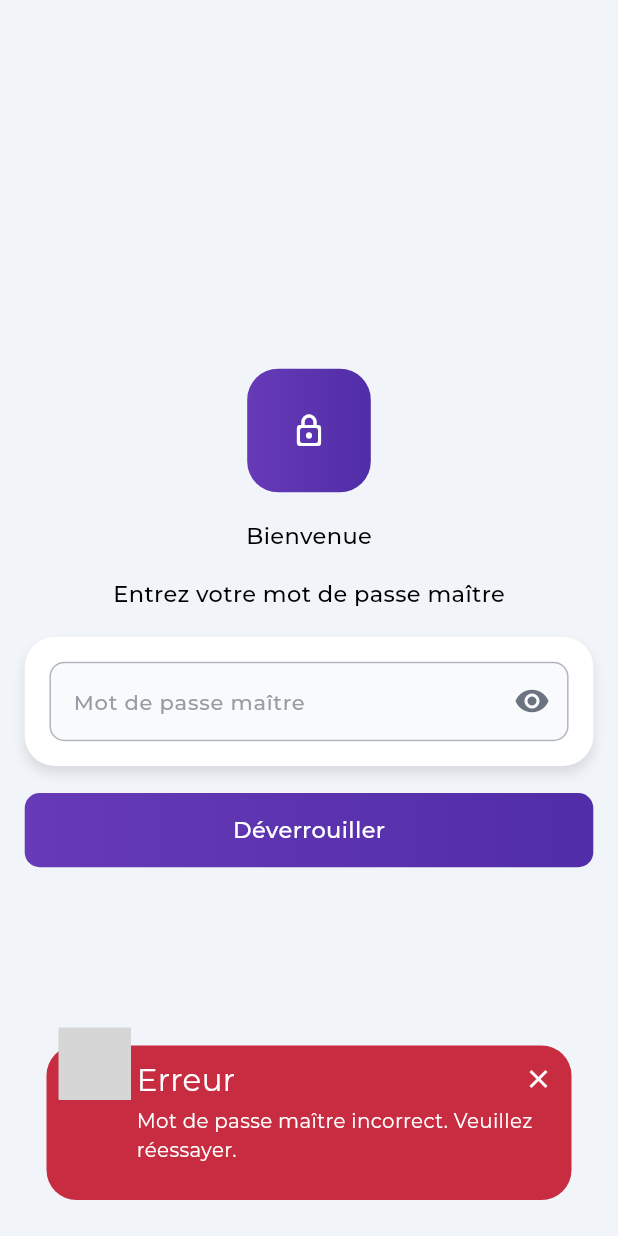
After one commit to alexis-pagnon/safe_vault, a Flutter app: the CreationPage screen opened directly, after a tap on "Déverrouiller", on a phone screen of 412 x 824 dp. The commit adds this screen. Run offline on Flutter 3.47's test engine with Material 3 defaults, Android fonts, the phone set to English and light mode, and no system bars; drawn by our look-alikes of awesome_snackbar_content; our stand-ins replace convert, flutter_secure_storage, flutter_svg, google_fonts, local_auth, shared_preferences and 2 more; missing offline and left inert: pointycastle; accounts and stored records are empty; grey boxes are pictures that could not be loaded.

Commit message:
Feat: Advancements on Connexion Page

```diff
--- /dev/null
+++ b/lib/views/pages/ConnexionPage.dart
@@ -0,0 +1,143 @@
+import 'package:flutter/material.dart';
+import 'package:google_fonts/google_fonts.dart';
+import 'package:safe_vault/views/widgets/CustomTextField.dart';
+import '../../models/theme/AppColors.dart';
+import '../widgets/CustomButton.dart';
+import 'package:awesome_snackbar_content/awesome_snackbar_content.dart';
+
+
+// TODO: Adam: Faire des animations de FadeIn pour le texte en mode Pro
+
+
+class CreationPage extends StatefulWidget {
+
+  const CreationPage({
+    super.key,
+  });
+
+  @override
+  State<CreationPage> createState() => _CreationPageState();
+}
+
+class _CreationPageState extends State<CreationPage> {
+  TextEditingController controller = TextEditingController();
+
+  @override
+  void dispose() {
+    controller.dispose();
+    super.dispose();
+  }
+
+  @override
+  Widget build(BuildContext context) {
+    final colors = Theme.of(context).extension<AppColors>()!;
+    final totalWidth = MediaQuery.of(context).size.width;
+    final totalHeight = MediaQuery.of(context).size.height;
+
+    return Scaffold(
+      backgroundColor: colors.background,
+      body: Padding(
+        padding: EdgeInsets.symmetric(horizontal: totalWidth * 0.04),
+        child: Column(
+          mainAxisAlignment: MainAxisAlignment.center,
+          crossAxisAlignment: CrossAxisAlignment.center,
+          spacing: totalHeight * 0.022,
+          children: <Widget>[
+            // Logo
+            Container(
+              height: totalWidth * 0.2,
+              width: totalWidth * 0.2,
+              padding: EdgeInsets.all(totalWidth * 0.04),
+              decoration: BoxDecoration(
+                gradient: LinearGradient(
+                  colors: [colors.gradientButtonsStart, colors.gradientButtonsEnd],
+                  begin: AlignmentGeometry.centerLeft,
+                  end: AlignmentGeometry.centerRight,
+                ),
+                borderRadius: BorderRadius.all(Radius.circular(totalWidth * 0.05)),
+              ),
+              child: Icon(
+                Icons.lock_outline_rounded,
+                color: colors.text1,
+              )
+            ),
+
+            // Title
+            Text(
+              "Bienvenue",
+              style: GoogleFonts.montserrat(
+                color: colors.text2,
+                fontSize: 15,
+                fontWeight: FontWeight.w500,
+              ),
+            ),
+
+            // Subtitle
+            Text(
+              "Entrez votre mot de passe maître",
+              style: GoogleFonts.montserrat(
+                color: colors.text2,
+                fontSize: 15,
+                fontWeight: FontWeight.w500,
+              ),
+            ),
+
+            // TextField
+            Container(
+              width: double.infinity,
+              padding: EdgeInsets.all(totalWidth * 0.04),
+              decoration: BoxDecoration(
+                color: colors.containerBackground1,
+                borderRadius: BorderRadius.circular(20),
+                boxShadow: [
+                  BoxShadow(
+                    color: colors.dropShadow,
+                    blurRadius: 6,
+                    offset: Offset(0, 5),
+                  ),
+                ],
+              ),
+
+              child: CustomTextField(
+                controller: controller,
+                hintText: "Mot de passe maître",
+                eye: true,
+              ),
+            ),
+
+
+            // Button
+            CustomButton(
+              title: "Déverrouiller",
+              onPressed: () {
+                // TODO: Alexis: Vérifier le mot de passe maître
+                final isPasswordCorrect = false;
+
+                if (isPasswordCorrect) {
+                  // Go to the Home Page
+                  // widget.pageController.jumpToPage(0);
+                }
+                else {
+                  final snackBar = SnackBar(
+                    elevation: 0,
+                    behavior: SnackBarBehavior.floating,
+                    backgroundColor: Colors.transparent,
+
+                    content: AwesomeSnackbarContent(
+                      title: 'Erreur',
+                      message: 'Mot de passe maître incorrect. Veuillez réessayer.',
+                      contentType: ContentType.failure,
+                    ),
+                  );
+
+                  ScaffoldMessenger.of(context).showSnackBar(snackBar, snackBarAnimationStyle: AnimationStyle(curve: Curves.easeIn, duration: Duration(milliseconds: 100)));
+                }
+              },
+            ),
+
+          ],
+        ),
+      ),
+    );
+  }
+}
--- a/lib/views/pages/RootPage.dart
+++ b/lib/views/pages/RootPage.dart
@@ -2,6 +2,7 @@ import 'package:flutter/material.dart';
 import 'package:safe_vault/views/pages/NewPasswordPage.dart';
 import '../../models/theme/AppColors.dart';
 import '../widgets/CustomNavBar.dart';
+import 'ConnexionPage.dart';
 import 'GenerationPage.dart';
 import 'HomePage.dart';
 import 'NotesPage.dart';
@@ -35,7 +36,8 @@ class _RootPageState extends State<RootPage> {
             PasswordsPage(),
             NewPasswordPage(pageController: pageController),
             GenerationPage(),
-            NotesPage()
+            NotesPage(),
+            CreationPage(),
           ],
 
           onPageChanged: (int index) {
--- a/pubspec.yaml
+++ b/pubspec.yaml
@@ -23,6 +23,7 @@ dependencies:
   flutter_svg: ^2.2.3
   google_fonts: ^6.3.2
   sleek_circular_slider: ^2.1.0
+  awesome_snackbar_content: ^0.1.8
 
 
 dev_dependencies:
```
Also changed, not shown: pubspec.lock.
